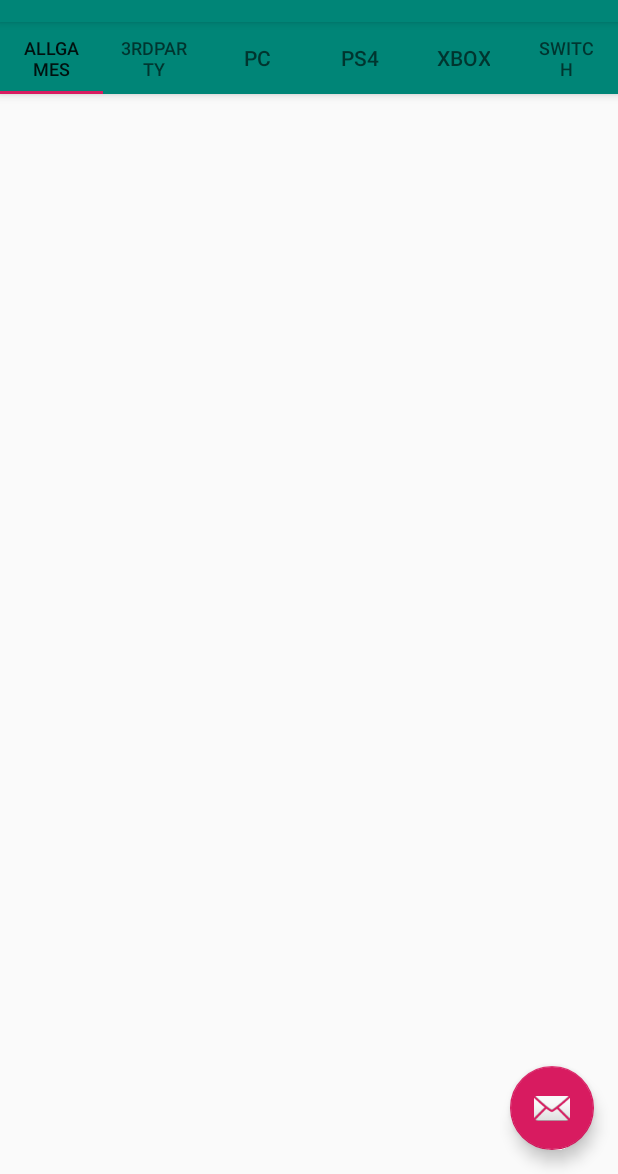
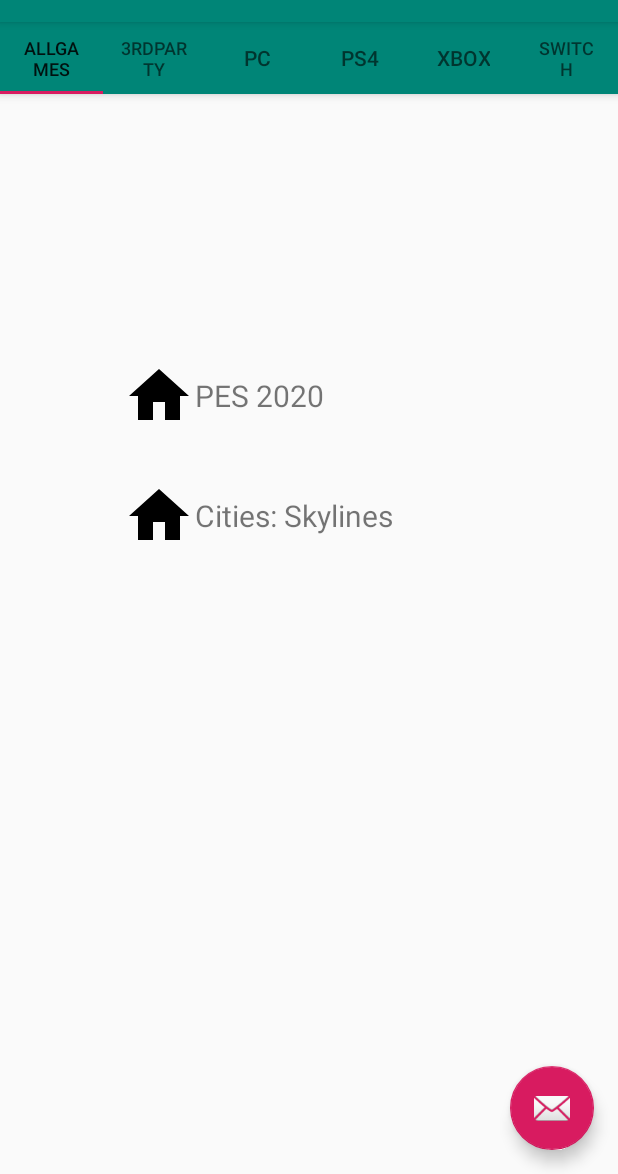
Before and after one commit to UO247134/GameGallery, an Android app: the screen it shows after launch (MainActivity), on a phone screen of 412 x 824 dp, the part 62-1236 px from its top. Run offline under Robolectric (Android 15) with nearby library versions, the phone set to English and light mode, and no system bars; our stand-ins replace Picasso, navigation-ui.

```diff
--- a/app/src/main/AndroidManifest.xml
+++ b/app/src/main/AndroidManifest.xml
@@ -9,6 +9,7 @@
         android:roundIcon="@mipmap/ic_launcher_round"
         android:supportsRtl="true"
         android:theme="@style/AppTheme">
+        <activity android:name=".SecondActivity"></activity>
         <activity
             android:name=".MainActivity"
             android:label="@string/app_name"
--- a/app/src/main/java/com/example/gamegallery/PageAdapter.java
+++ b/app/src/main/java/com/example/gamegallery/PageAdapter.java
@@ -4,12 +4,7 @@ import androidx.fragment.app.Fragment;
 import androidx.fragment.app.FragmentManager;
 import androidx.fragment.app.FragmentStatePagerAdapter;
 
-import com.example.gamegallery.tabs.TabAllPlataforms;
-import com.example.gamegallery.tabs.TabPc;
-import com.example.gamegallery.tabs.TabPs4;
-import com.example.gamegallery.tabs.TabSwitch;
-import com.example.gamegallery.tabs.TabThirdParty;
-import com.example.gamegallery.tabs.TabXboxOne;
+import com.example.gamegallery.tabs.TabBase;
 
 public class PageAdapter extends FragmentStatePagerAdapter {
     public int counttab;
@@ -22,17 +17,17 @@ public class PageAdapter extends FragmentStatePagerAdapter {
     public Fragment getItem(int position) {
         switch(position){
             case 0:
-                return new TabAllPlataforms();
+                return new TabBase("All");
             case 1:
-                return new TabThirdParty();
+                return new TabBase("3rd Party");
             case 2:
-                return new TabPc();
+                return new TabBase("PC");
             case 3:
-                return new TabPs4();
+                return new TabBase("PS4");
             case 4:
-                return new TabXboxOne();
+                return new TabBase("Xbox");
             case 5:
-                return new TabSwitch();
+                return new TabBase("Switch");
             default:
                 return null;
         }
--- /dev/null
+++ b/app/src/main/java/com/example/gamegallery/datos/Datos.kt
@@ -0,0 +1,18 @@
+package com.example.gamegallery.datos
+
+import com.example.gamegallery.domain.Juego
+
+class Datos (){
+
+
+
+    companion object {
+        fun getJuegos(nombreConsola:String) : List<Juego>{
+            val juegos : List<Juego> = listOf(Juego("PES 2020","@drawable/ic_menu_home","PS4"),Juego("Cities: Skylines"," @drawable/ic_menu-home","PC"))
+            if(nombreConsola.equals("All"))
+                return juegos
+            var toRet = juegos.filter { juego -> juego.consola.equals(nombreConsola) }
+            return toRet
+        }
+    }
+}
--- /dev/null
+++ b/app/src/main/java/com/example/gamegallery/tabs/JuegoListAdapter.kt
@@ -0,0 +1,44 @@
+package com.example.gamegallery.tabs
+
+import android.view.LayoutInflater
+import android.view.View
+import android.view.ViewGroup
+import android.widget.ImageView
+import android.widget.TextView
+import androidx.recyclerview.widget.RecyclerView
+import com.example.gamegallery.R
+import com.example.gamegallery.domain.Juego
+import com.squareup.picasso.Picasso
+import org.jetbrains.anko.find
+
+class JuegoListAdapter (val listaJuegos: List<Juego>):
+        RecyclerView.Adapter<JuegoListAdapter.ViewHolder>() {
+
+    override fun onCreateViewHolder(parent: ViewGroup, viewType: Int): ViewHolder {
+        val view = LayoutInflater.from(parent.context).inflate(R.layout.item_juego, parent, false)
+        return ViewHolder(view);
+    }
+
+    override fun onBindViewHolder(holder: ViewHolder, position: Int) {
+
+        holder.bindJuego(listaJuegos[position])
+    }
+
+    override fun getItemCount(): Int = listaJuegos.size
+
+
+    class ViewHolder(view: View):RecyclerView.ViewHolder(view){
+
+        private val iconJuego = view.find<ImageView>(R.id.icon_juego)
+        private val nombreJuego = view.find<TextView>(R.id.nombre_juego)
+
+        fun bindJuego(juego: Juego){
+            with(juego){
+                Picasso.with(itemView.context).load(R.drawable.ic_menu_home).into(iconJuego)
+                nombreJuego.text=nombre;
+            }
+
+        }
+    }
+
+}
--- /dev/null
+++ b/app/src/main/java/com/example/gamegallery/tabs/RecyclerTouchListener.java
@@ -0,0 +1,57 @@
+package com.example.gamegallery.tabs;
+import android.content.Context;
+import androidx.recyclerview.widget.RecyclerView;
+import android.view.GestureDetector;
+import android.view.MotionEvent;
+import android.view.View;
+
+public class RecyclerTouchListener implements RecyclerView.OnItemTouchListener {
+
+    private GestureDetector gestureDetector;
+    private ClickListener clickListener;
+
+    public RecyclerTouchListener(Context context, final RecyclerView recyclerView, final ClickListener clickListener) {
+        this.clickListener = clickListener;
+        gestureDetector = new GestureDetector(context, new GestureDetector.SimpleOnGestureListener() {
+            @Override
+            public boolean onSingleTapUp(MotionEvent e) {
+                return true;
+            }
+
+            @Override
+            public void onLongPress(MotionEvent e) {
+                View child = recyclerView.findChildViewUnder(e.getX(), e.getY());
+                if (child != null && clickListener != null) {
+                    clickListener.onLongClick(child,recyclerView.getChildAdapterPosition(child));
+                }
+            }
+        });
+    }
+
+    @Override
+    public boolean onInterceptTouchEvent(RecyclerView rv, MotionEvent e) {
+
+        View child = rv.findChildViewUnder(e.getX(), e.getY());
+        if (child != null && clickListener != null && gestureDetector.onTouchEvent(e)) {
+            clickListener.onClick(child, rv.getChildLayoutPosition(child));
+        }
+        return false;
+    }
+
+    @Override
+    public void onTouchEvent(RecyclerView rv, MotionEvent e) {
+    }
+
+    @Override
+    public void onRequestDisallowInterceptTouchEvent(boolean disallowIntercept) {
+
+    }
+
+    public interface ClickListener {
+        void onClick(View view, int position);
+
+        void onLongClick(View view, int position);
+    }
+
+
+}
--- a/app/src/main/java/com/example/gamegallery/tabs/TabAllPlataforms.java
+++ /dev/null
@@ -1,21 +0,0 @@
-package com.example.gamegallery.tabs;
-
-import android.os.Bundle;
-import android.view.LayoutInflater;
-import android.view.View;
-import android.view.ViewGroup;
-
-import androidx.annotation.NonNull;
-import androidx.annotation.Nullable;
-import androidx.fragment.app.Fragment;
-
-import com.example.gamegallery.R;
-
-public class TabAllPlataforms extends Fragment {
-
-    @Nullable
-    @Override
-    public View onCreateView(@NonNull LayoutInflater inflater, @Nullable ViewGroup container,@Nullable Bundle savedInstanceState) {
-        return inflater.inflate(R.layout.tab_all_plataforms, container, false);
-    }
-}
--- /dev/null
+++ b/app/src/main/java/com/example/gamegallery/tabs/TabBase.kt
@@ -0,0 +1,47 @@
+package com.example.gamegallery.tabs
+
+import android.content.Intent
+import android.os.Bundle
+import android.view.LayoutInflater
+import android.view.View
+import android.view.ViewGroup
+import androidx.fragment.app.Fragment
+import androidx.recyclerview.widget.LinearLayoutManager
+import com.example.gamegallery.R
+import com.example.gamegallery.SecondActivity
+import com.example.gamegallery.datos.Datos
+import kotlinx.android.synthetic.main.tab_base.*
+
+open class TabBase(private val nombreConsola:String) : Fragment()
+{
+
+
+    override fun onCreateView(inflater: LayoutInflater, container: ViewGroup?, savedInstanceState: Bundle?): View? =
+        inflater.inflate(R.layout.tab_base,container,false)
+
+
+    override fun onViewCreated(view: View, savedInstanceState: Bundle?) {
+        super.onViewCreated(view, savedInstanceState)
+        recycler_base.apply{
+            layoutManager= LinearLayoutManager(context)
+            adapter= JuegoListAdapter(Datos.getJuegos(nombreConsola))
+            addOnItemTouchListener(RecyclerTouchListener(context,this,MyClickListener(nombreConsola)))
+        }
+
+    }
+
+    class MyClickListener(val nombreConsola: String) : RecyclerTouchListener.ClickListener{
+        override fun onLongClick(view: View?, position: Int) {
+
+        }
+
+        override fun onClick(view: View?, position: Int) {
+            val intent = Intent (view?.context, SecondActivity::class.java)
+            intent.putExtra("Juego",Datos.getJuegos(nombreConsola)[position])
+            view?.context?.startActivity(intent)
+        }
+
+
+    }
+
+}
--- a/app/src/main/java/com/example/gamegallery/tabs/TabThirdParty.java
+++ /dev/null
@@ -1,21 +0,0 @@
-package com.example.gamegallery.tabs;
-
-import android.os.Bundle;
-import android.view.LayoutInflater;
-import android.view.View;
-import android.view.ViewGroup;
-
-import androidx.annotation.NonNull;
-import androidx.annotation.Nullable;
-import androidx.fragment.app.Fragment;
-
-import com.example.gamegallery.R;
-
-public class TabThirdParty extends Fragment {
-
-    @Nullable
-    @Override
-    public View onCreateView(@NonNull LayoutInflater inflater, @Nullable ViewGroup container, @Nullable Bundle savedInstanceState) {
-        return inflater.inflate(R.layout.tab_third_party, container, false);
-    }
-}
--- /dev/null
+++ b/app/src/main/res/layout/item_juego.xml
@@ -0,0 +1,23 @@
+<?xml version="1.0" encoding="utf-8"?>
+<LinearLayout xmlns:android="http://schemas.android.com/apk/res/android"
+    xmlns:app="http://schemas.android.com/apk/res-auto"
+    android:layout_width="match_parent"
+    android:layout_height="wrap_content"
+    android:orientation="horizontal"
+    android:gravity="center_vertical"
+    android:padding="@dimen/spacing_xlarge"
+    >
+
+    <ImageView
+        android:id="@+id/icon_juego"
+        android:layout_width="48dp"
+        android:layout_height="48dp"
+        app:srcCompat="@mipmap/ic_launcher" />
+
+    <TextView
+        android:id="@+id/nombre_juego"
+        android:layout_width="wrap_content"
+        android:layout_height="wrap_content"
+        android:text="TextView"
+        android:textSize="20sp" />
+</LinearLayout>
--- /dev/null
+++ b/app/src/main/res/layout/tab_base.xml
@@ -0,0 +1,17 @@
+<?xml version="1.0" encoding="utf-8"?>
+<androidx.constraintlayout.widget.ConstraintLayout xmlns:android="http://schemas.android.com/apk/res/android"
+    xmlns:app="http://schemas.android.com/apk/res-auto"
+    xmlns:tools="http://schemas.android.com/tools"
+    android:layout_width="match_parent"
+    android:layout_height="match_parent">
+
+    <androidx.recyclerview.widget.RecyclerView
+        android:id="@+id/recycler_base"
+        android:layout_width="280dp"
+        android:layout_height="519dp"
+        app:layout_constraintBottom_toBottomOf="parent"
+        app:layout_constraintEnd_toEndOf="parent"
+        app:layout_constraintStart_toStartOf="parent"
+        app:layout_constraintTop_toTopOf="parent"
+        app:layout_constraintVertical_bias="0.87" />
+</androidx.constraintlayout.widget.ConstraintLayout>
--- a/app/src/main/res/values/dimens.xml
+++ b/app/src/main/res/values/dimens.xml
@@ -5,4 +5,5 @@
     <dimen name="nav_header_vertical_spacing">8dp</dimen>
     <dimen name="nav_header_height">176dp</dimen>
     <dimen name="fab_margin">16dp</dimen>
+    <dimen name="spacing_xlarge">16dp</dimen>
 </resources>
--- a/build.gradle
+++ b/build.gradle
@@ -1,6 +1,8 @@
 // Top-level build file where you can add configuration options common to all sub-projects/modules.
 
 buildscript {
+    ext.kotlin_version = '1.3.60'
+    ext.anko_version = '0.10.7'
     repositories {
         google()
         jcenter()
@@ -8,6 +10,7 @@ buildscript {
     }
     dependencies {
         classpath 'com.android.tools.build:gradle:3.5.1'
+        classpath "org.jetbrains.kotlin:kotlin-gradle-plugin:$kotlin_version"
 
         // NOTE: Do not place your application dependencies here; they belong
         // in the individual module build.gradle files
```
Also changed, not shown: app/build.gradle (+11 -0 lines), app/src/main/java/com/example/gamegallery/SecondActivity.kt (added, +32 -0 lines), app/src/main/java/com/example/gamegallery/domain/DomainClasses.kt (added, +35 -0 lines), app/src/main/java/com/example/gamegallery/tabs/TabPc.java (deleted, +0 -21 lines), app/src/main/java/com/example/gamegallery/tabs/TabPs4.java (deleted, +0 -21 lines), app/src/main/java/com/example/gamegallery/tabs/TabSwitch.java (deleted, +0 -21 lines), app/src/main/java/com/example/gamegallery/tabs/TabXboxOne.java (deleted, +0 -21 lines), app/src/main/res/layout/activity_second.xml (added, +20 -0 lines).
